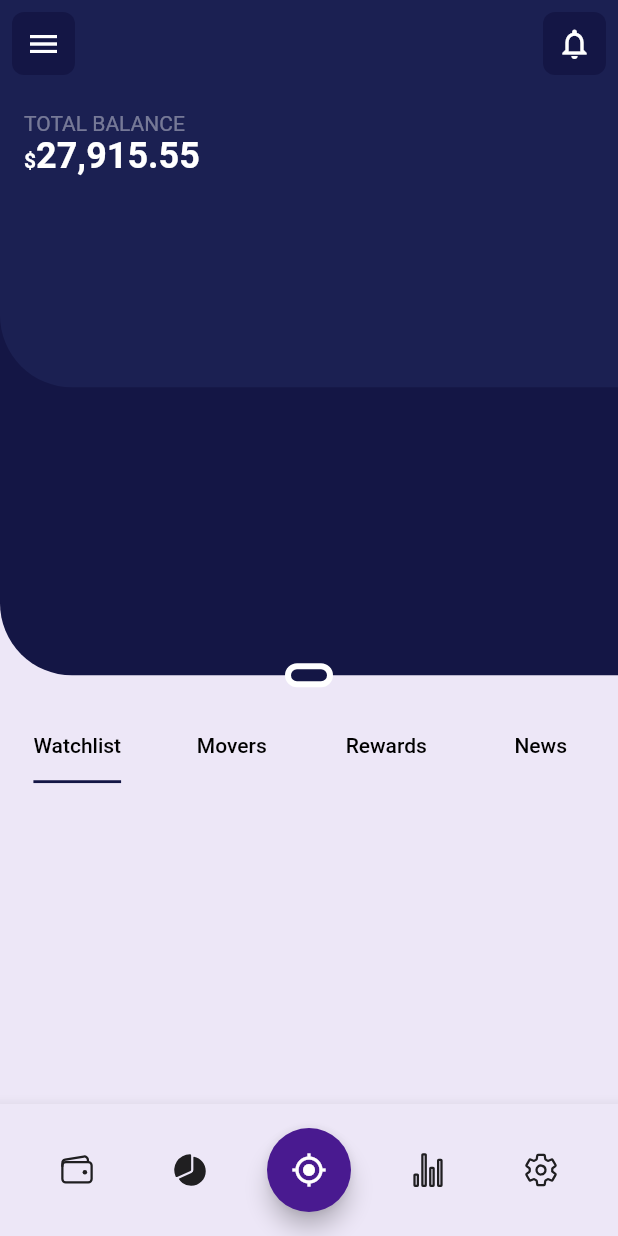
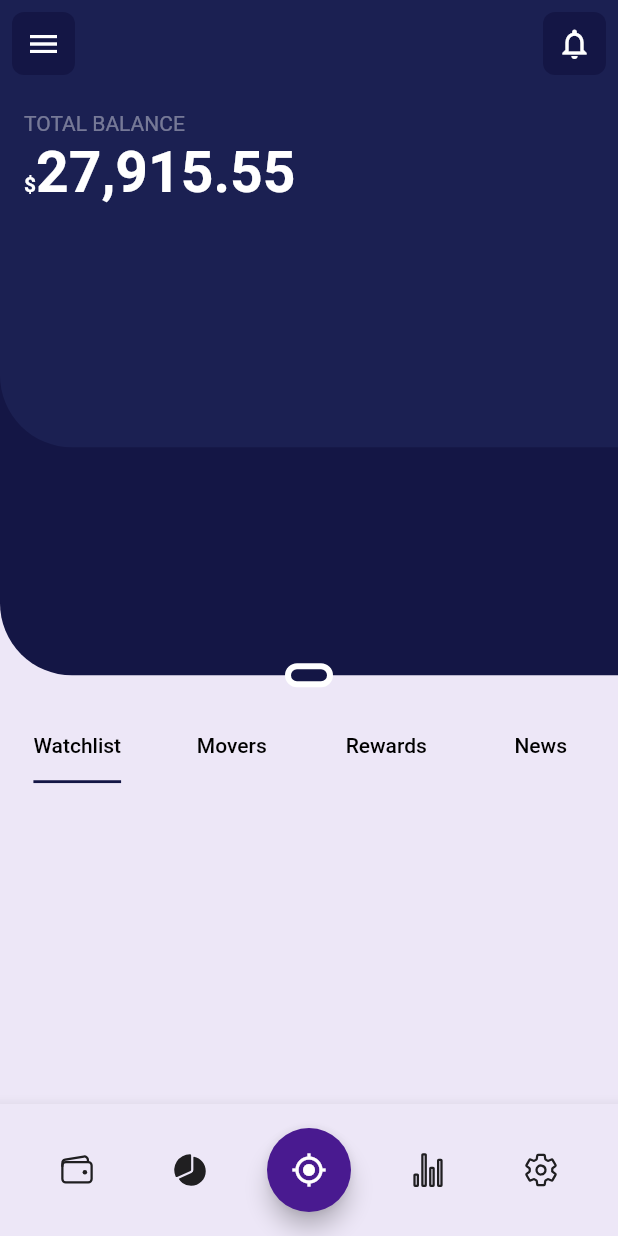
Before and after one commit to JAICHANGPARK/flutter_notebook_13th_story, a Flutter app: the screen it shows after launch, on a phone screen of 412 x 824 dp. Run offline on Flutter 3.47's test engine with Material 2 defaults, Android fonts, the light colour scheme and no system bars; our stand-ins replace flutter_svg, get, google_fonts, hooks_riverpod, ionicons, md2_tab_indicator and 2 more; missing offline and left inert: barcode.

Commit message:
Update crypto_wallet_home_page.dart

```diff
--- a/lib/ep849_crypto_wallet_app/ui/crypto_wallet_home_page.dart
+++ b/lib/ep849_crypto_wallet_app/ui/crypto_wallet_home_page.dart
@@ -87,10 +87,9 @@ class _CryptoWalletHomePageState extends State<CryptoWalletHomePage> with Single
                                 Text("TOTAL BALANCE",style: TextStyle(
                                     color: Colors.white.withOpacity(0.4)
                                 ),),
+                                SizedBox(height: 3,),
                                 Text.rich(
-
                                     TextSpan(
-
                                     children:[
                                       TextSpan(
                                           text: "\$",
@@ -104,7 +103,7 @@ class _CryptoWalletHomePageState extends State<CryptoWalletHomePage> with Single
                                           style: TextStyle(
                                               color: Colors.white,
                                               fontWeight: FontWeight.bold,
-                                            fontSize: 24
+                                            fontSize: 38
                                           )
                                       )
                                     ]
@@ -120,7 +119,7 @@ class _CryptoWalletHomePageState extends State<CryptoWalletHomePage> with Single
                     ),
                     left: 0,
                     top: 0,
-                    bottom: 200,
+                    bottom: 160,
                     right: 0,
                   ),
                   Positioned(
```
